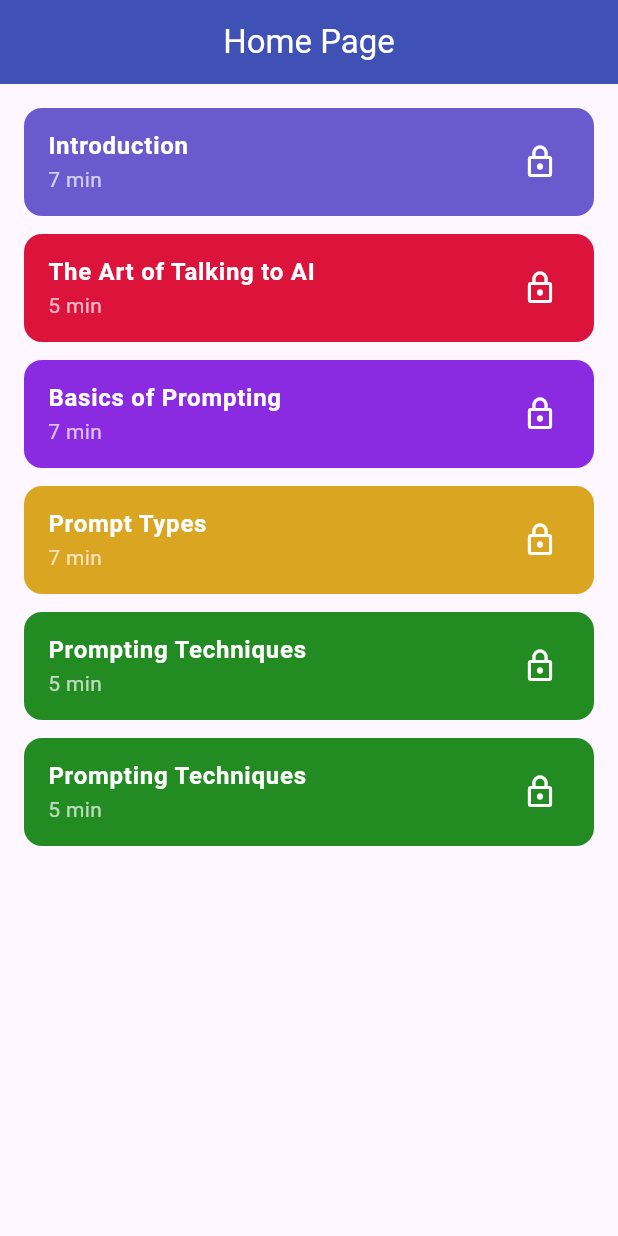
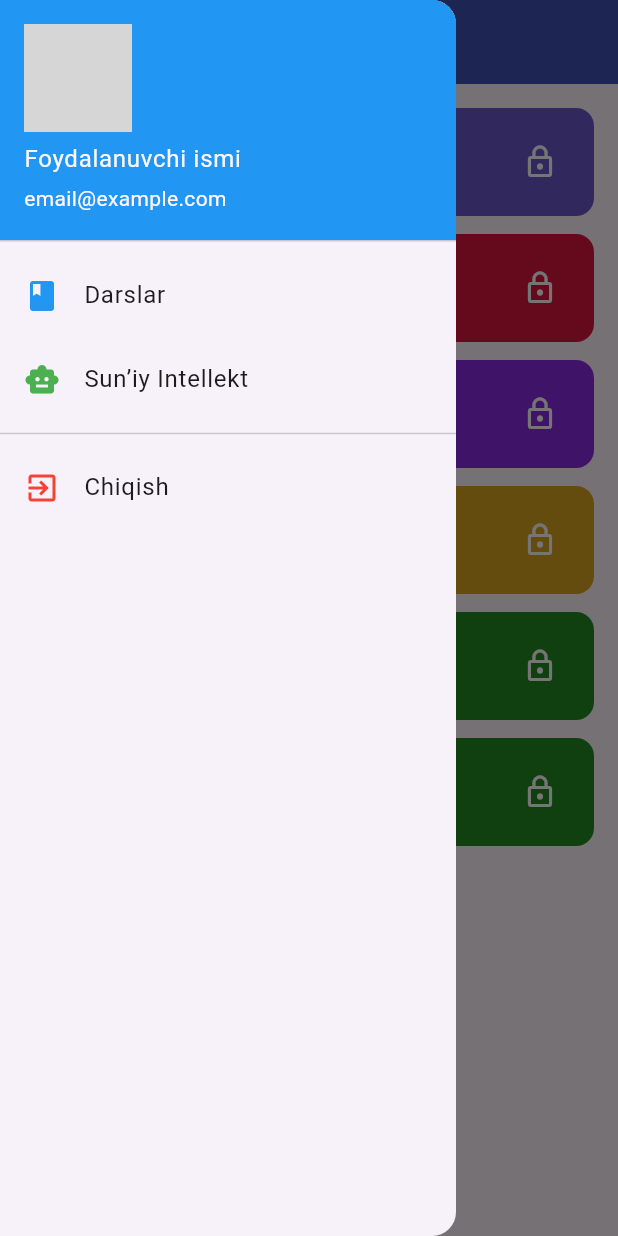
Before and after one commit to SaparbayevSarvarbek/ChatGPTUz, a Flutter app: the screen it shows after launch, with the side drawer open (before the commit the screen has no drawer), on a phone screen of 412 x 824 dp. Run offline on Flutter 3.47's test engine with Material 3 defaults, Android fonts, the phone set to English and light mode, and no system bars; our stand-ins replace dash_chat_2, flutter_gemini, image_picker, sqflite; accounts and stored records are empty; grey boxes are pictures that could not be loaded.

Commit message:
add ai page

```diff
--- a/lib/view/home_page.dart
+++ b/lib/view/home_page.dart
@@ -1,4 +1,5 @@
 import 'package:chatgptuz/database/database_helper.dart';
+import 'package:chatgptuz/view/ai_page.dart';
 import 'package:chatgptuz/view/chatgpt_pages/chatgpt_home_page.dart';
 import 'package:flutter/material.dart';
 
@@ -83,6 +84,44 @@ class _HomePageState extends State<HomePage> {
           );
         },
       ),
+      drawer: Drawer(
+        child: Column(
+          children: [
+            UserAccountsDrawerHeader(
+              accountName: Text("Foydalanuvchi ismi"),
+              accountEmail: Text("email@example.com"),
+              currentAccountPicture: CircleAvatar(
+                backgroundImage:
+                    AssetImage('assets/profile.png'), // Profil rasmi
+              ),
+              decoration: BoxDecoration(
+                color: Colors.blue,
+              ),
+            ),
+            ListTile(
+              leading: Icon(Icons.book, color: Colors.blue),
+              title: Text('Darslar'),
+              onTap: () {},
+            ),
+            ListTile(
+              leading: Icon(Icons.smart_toy, color: Colors.green),
+              title: Text('Sun’iy Intellekt'),
+              onTap: () {
+                Navigator.push(
+                    context, MaterialPageRoute(builder: (context) => AiPage()));
+              },
+            ),
+            Divider(), // Chiziq
+            ListTile(
+              leading: Icon(Icons.exit_to_app, color: Colors.red),
+              title: Text('Chiqish'),
+              onTap: () {
+                // Logout qilish yoki ilovadan chiqish
+              },
+            ),
+          ],
+        ),
+      ),
     );
   }
 }
```
Also changed, not shown: lib/view/ai_page.dart (added, +32 -0 lines), lib/view/image_ai_pages/image_ai.dart (added, +93 -0 lines).
